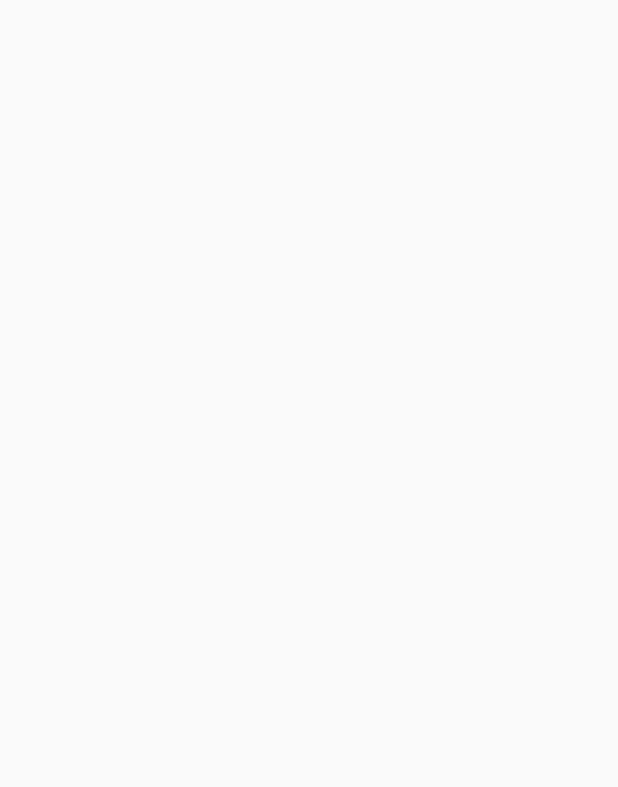
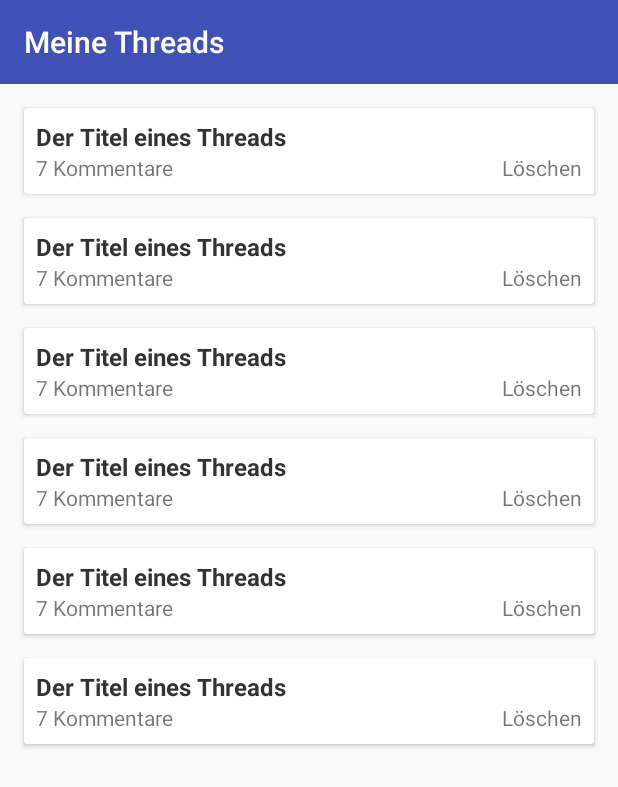
Before and after one commit to Plsr/EISWS1516MaemeckePoplawski, an Android app: the WrittenThreadsActivity screen opened directly, with no data from a screen before it, on a phone screen of 412 x 824 dp. Before the commit the part shown is empty. Shown: the top 787 px of the screen. Run offline under Robolectric (Android 15) with nearby library versions, the phone set to English and light mode, and no system bars.

Commit message:
Basic layout for written Threads view

```diff
--- a/MS6/app/Hochschulify/app/src/main/java/de/rfunk/hochschulify/WrittenThreadsActivity.java
+++ b/MS6/app/Hochschulify/app/src/main/java/de/rfunk/hochschulify/WrittenThreadsActivity.java
@@ -2,12 +2,18 @@ package de.rfunk.hochschulify;
 
 import android.support.v7.app.AppCompatActivity;
 import android.os.Bundle;
+import android.support.v7.widget.Toolbar;
 
 public class WrittenThreadsActivity extends AppCompatActivity {
 
+    Toolbar toolbar;
     @Override
     protected void onCreate(Bundle savedInstanceState) {
         super.onCreate(savedInstanceState);
         setContentView(R.layout.activity_wiritten_threads);
+
+        toolbar = (Toolbar) findViewById(R.id.toolbar);
+        toolbar.setTitle("Meine Threads");
+        setSupportActionBar(toolbar);
     }
 }
--- a/MS6/app/Hochschulify/app/src/main/res/layout/activity_wiritten_threads.xml
+++ b/MS6/app/Hochschulify/app/src/main/res/layout/activity_wiritten_threads.xml
@@ -1,12 +1,68 @@
 <?xml version="1.0" encoding="utf-8"?>
-<RelativeLayout xmlns:android="http://schemas.android.com/apk/res/android"
+<LinearLayout xmlns:android="http://schemas.android.com/apk/res/android"
     xmlns:tools="http://schemas.android.com/tools"
     android:layout_width="match_parent"
     android:layout_height="match_parent"
-    android:paddingBottom="@dimen/activity_vertical_margin"
-    android:paddingLeft="@dimen/activity_horizontal_margin"
-    android:paddingRight="@dimen/activity_horizontal_margin"
-    android:paddingTop="@dimen/activity_vertical_margin"
+    android:orientation="vertical"
     tools:context=".WrittenThreadsActivity">
 
-</RelativeLayout>
+    <include layout="@layout/toolbar" android:id="@+id/toolbar"/>
+
+    <!-- Little Hack, first card needs top margin -->
+    <android.support.v7.widget.CardView
+        xmlns:card_view="http://schemas.android.com/apk/res-auto"
+        xmlns:android="http://schemas.android.com/apk/res/android"
+        android:id="@+id/card1"
+        android:layout_width="match_parent"
+        android:layout_height="wrap_content"
+        card_view:cardCornerRadius="2dp"
+        android:layout_marginBottom="@dimen/activity_padding"
+        android:layout_marginLeft="@dimen/activity_padding"
+        android:layout_marginRight="@dimen/activity_padding"
+        android:layout_marginTop="@dimen/activity_padding">
+
+
+
+        <RelativeLayout
+            android:layout_width="match_parent"
+            android:layout_height="wrap_content"
+            android:padding="8dp">
+
+
+            <TextView
+                android:id="@+id/thread_title"
+                android:layout_width="match_parent"
+                android:layout_height="wrap_content"
+                android:textSize="@dimen/card_headline_font_size"
+                android:textStyle="bold"
+                android:textColor="@color/colorBlack"
+                android:text="@string/thread_title"/>
+
+            <TextView
+                android:id="@+id/comments"
+                android:layout_width="wrap_content"
+                android:layout_height="wrap_content"
+                android:layout_alignParentLeft="true"
+                android:layout_below="@id/thread_title"
+                android:text="@string/thread_comments"/>
+
+            <TextView
+                android:id="@+id/entfernen"
+                android:layout_width="wrap_content"
+                android:layout_height="wrap_content"
+                android:layout_alignParentRight="true"
+                android:layout_below="@id/thread_title"
+                android:text="@string/thread_delete"/>
+
+        </RelativeLayout>
+
+
+    </android.support.v7.widget.CardView>
+    <include layout="@layout/written_thread_card" android:id="@+id/card2"/>
+    <include layout="@layout/written_thread_card" android:id="@+id/card3"/>
+    <include layout="@layout/written_thread_card" android:id="@+id/card4"/>
+    <include layout="@layout/written_thread_card" android:id="@+id/card5"/>
+    <include layout="@layout/written_thread_card" android:id="@+id/card6"/>
+
+
+</LinearLayout>
--- /dev/null
+++ b/MS6/app/Hochschulify/app/src/main/res/layout/written_thread_card.xml
@@ -0,0 +1,50 @@
+<?xml version="1.0" encoding="utf-8"?>
+<!-- A CardView that contains a TextView -->
+<android.support.v7.widget.CardView
+    xmlns:card_view="http://schemas.android.com/apk/res-auto"
+    xmlns:android="http://schemas.android.com/apk/res/android"
+    android:id="@+id/card_view"
+    android:layout_width="match_parent"
+    android:layout_height="wrap_content"
+    card_view:cardCornerRadius="2dp"
+    android:layout_marginBottom="@dimen/activity_padding"
+    android:layout_marginLeft="@dimen/activity_padding"
+    android:layout_marginRight="@dimen/activity_padding" >
+
+
+
+    <RelativeLayout
+        android:layout_width="match_parent"
+        android:layout_height="wrap_content"
+        android:padding="8dp">
+
+
+        <TextView
+            android:id="@+id/thread_title"
+            android:layout_width="match_parent"
+            android:layout_height="wrap_content"
+            android:textSize="@dimen/card_headline_font_size"
+            android:textStyle="bold"
+            android:textColor="@color/colorBlack"
+            android:text="@string/thread_title"/>
+
+        <TextView
+            android:id="@+id/comments"
+            android:layout_width="wrap_content"
+            android:layout_height="wrap_content"
+            android:layout_alignParentLeft="true"
+            android:layout_below="@id/thread_title"
+            android:text="@string/thread_comments"/>
+
+        <TextView
+            android:id="@+id/entfernen"
+            android:layout_width="wrap_content"
+            android:layout_height="wrap_content"
+            android:layout_alignParentRight="true"
+            android:layout_below="@id/thread_title"
+            android:text="@string/thread_delete"/>
+
+    </RelativeLayout>
+
+
+</android.support.v7.widget.CardView>
--- a/MS6/app/Hochschulify/app/src/main/res/values/strings.xml
+++ b/MS6/app/Hochschulify/app/src/main/res/values/strings.xml
@@ -20,6 +20,7 @@
     <string name="thread_rating">89%</string>
     <string name="course_name">Medieninformatik</string>
     <string name="uni_name">TH Köln</string>
+    <string name="thread_delete">Löschen</string>
 
     <string name="action_profile">Profil</string>
     <string name="action_thread">Meine Beiträge</string>
```
